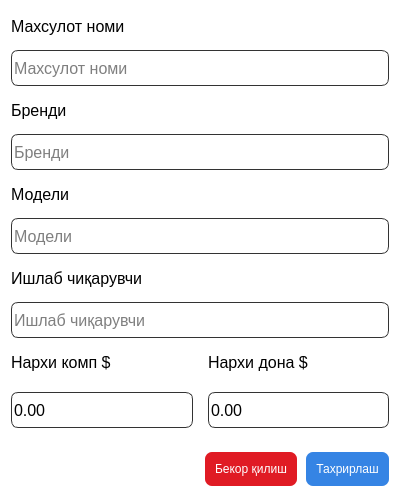
Qt form ui/edit_product.ui (JavokhirMamirov/shopapp) before a commit.
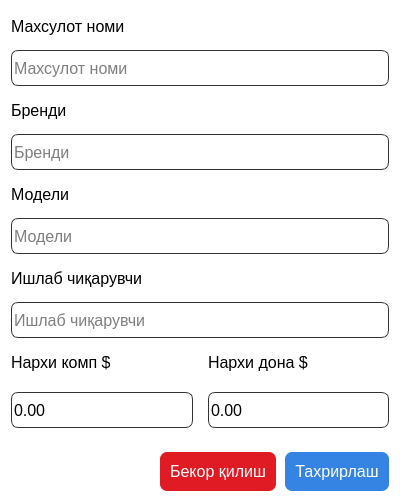
The same form after that commit. Icons and pictures are not drawn.

Diff of the .ui file:
```diff
--- a/ui/edit_product.ui
+++ b/ui/edit_product.ui
@@ -486,6 +486,11 @@
      </item>
      <item>
       <widget class="QPushButton" name="pushButton_6">
+       <property name="font">
+        <font>
+         <pointsize>12</pointsize>
+        </font>
+       </property>
        <property name="styleSheet">
         <string notr="true">QPushButton{
 	border:none;
@@ -509,6 +514,11 @@
      </item>
      <item>
       <widget class="QPushButton" name="pushButton_7">
+       <property name="font">
+        <font>
+         <pointsize>12</pointsize>
+        </font>
+       </property>
        <property name="styleSheet">
         <string notr="true">QPushButton{
 	border:none;
```
